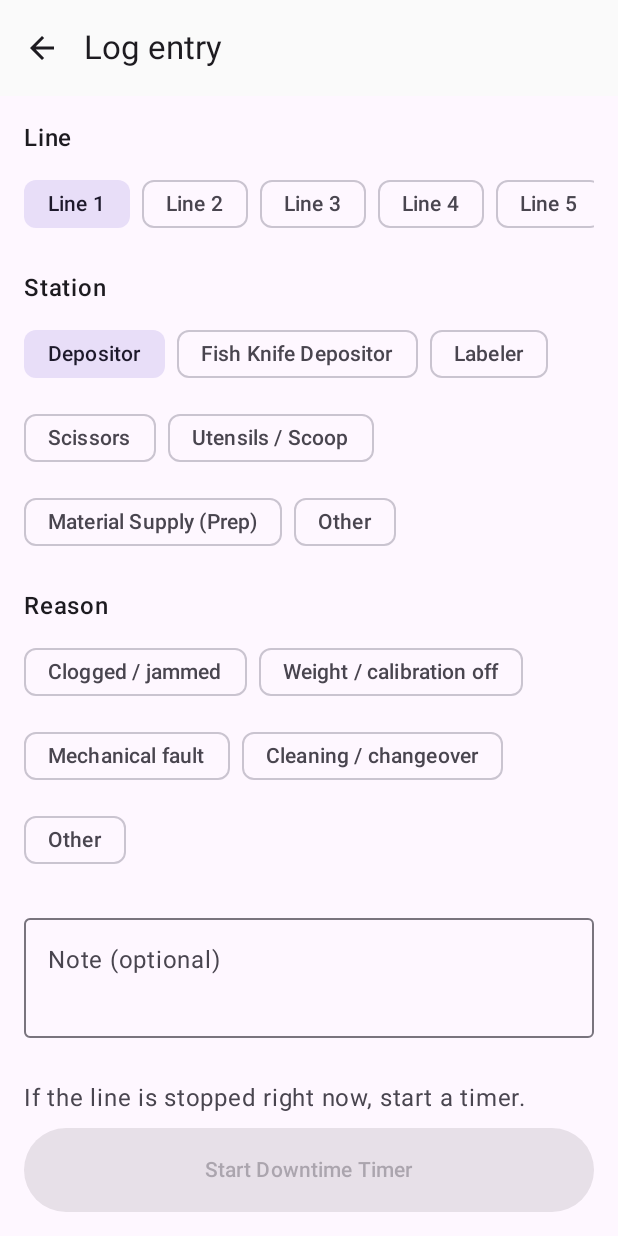
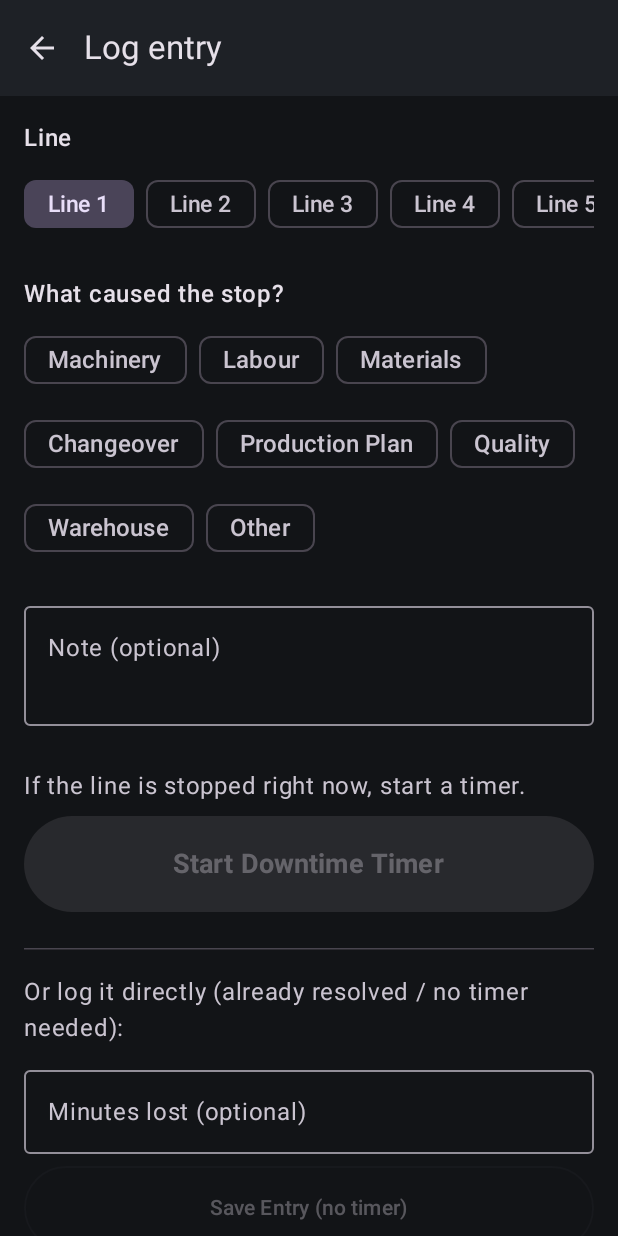
Before and after one commit to hubo1173/downtime-tracker-app, an Android app built with Jetpack Compose: the screen it shows after launch (MainActivity), after a tap on "+ Log Issue / Downtime", on a phone screen of 412 x 824 dp. Run offline under Robolectric (Android 15) with nearby library versions, the phone set to English and light mode, and no system bars; our stand-ins replace Room's generated code; 1 statement that could not run was skipped.

Commit message:
Redesign: Category/Equipment/Fault picker, dark theme, today's stats
Based on the team's UI-redesign notes (shop-floor design principles:
large touch targets, traffic-light status colors, dashboard-first,
minimal taps to log a stop):

- New quick-stop taxonomy: Line -> Category (Machinery, Labour,
  Materials, Changeover, Production Plan, Quality, Warehouse, Other)
  -> Equipment (Labeler/Depositor/Fish Knife Depositor/Scissors/
  Utensils, Machinery only) -> Fault. Folds in all the original
  equipment-specific faults (glue build-up, sponge wheel, transfer
  belt, roller, etc.) as leaf-level chips.
- Dark theme by default with traffic-light semantic colors
  (StatusColors.Running/Changeover/Stopped) for future line-status UI.
- Home screen now shows today's total downtime and the day's top
  issue by minutes lost, computed from local data (closed entries +
  live elapsed time of running timers) — no new backend needed.
- Google Sheet columns simplified to match: Category/Equipment/Fault
  replace the old Station/Part/Sub-issue/Reason split.

Deferred to a later phase (needs a real backend, not Google Sheets):
live multi-line status board, engineer call queue, roles, Pareto/
trend analytics dashboards, photo + root-cause capture, AI assistant.

Co-Authored-By: Claude Sonnet 5 <noreply@anthropic.com>
Claude-Session: https://claude.ai/code/session_01WpKvhFCGgGennYLn4kGpZh

```diff
--- a/app/src/main/java/com/foodpack/downtime/data/Constants.kt
+++ b/app/src/main/java/com/foodpack/downtime/data/Constants.kt
@@ -1,95 +1,129 @@
 package com.foodpack.downtime.data
 
 /**
- * Everything about "what happened on the line" lives here in one place.
- * Add a new line, station, part, or reason by editing these lists —
- * nothing else in the app needs to change.
+ * Everything about "what stopped the line" lives here in one place.
+ *
+ * Taxonomy: Line -> Category -> Equipment (Machinery only) -> Fault.
+ * A category other than Machinery skips straight from Category to Fault
+ * (no equipment step) — see [equipmentFor] and [faultsFor].
+ *
+ * Add a new line, category, piece of equipment, or fault by editing the
+ * lists below — nothing else in the app needs to change.
  */
 object Constants {
 
     // Production lines
     val LINES = (1..6).map { "Line $it" }
 
-    // Stations / equipment on a line
-    val STATIONS = listOf(
-        "Depositor",
-        "Fish Knife Depositor",
-        "Labeler",
-        "Scissors",
-        "Utensils / Scoop",
-        "Material Supply (Prep)",
+    // Top-level categories — what kind of thing caused the stop.
+    val CATEGORIES = listOf(
+        "Machinery",
+        "Labour",
+        "Materials",
+        "Changeover",
+        "Production Plan",
+        "Quality",
+        "Warehouse",
         "Other"
     )
 
-    // Sub-parts, only shown when station == "Labeler"
-    val LABELER_PARTS = listOf(
-        "Roller",
-        "White Transfer Belt",
-        "Sponge Wheel (bottom label stick)",
-        "Blade (glue build-up)",
-        "Product Settings / Changeover",
-        "Other"
+    // Only Machinery breaks down further into specific equipment.
+    val EQUIPMENT_BY_CATEGORY: Map<String, List<String>> = mapOf(
+        "Machinery" to listOf(
+            "Labeler",
+            "Depositor",
+            "Fish Knife Depositor",
+            "Scissors",
+            "Utensils / Scoop",
+            "Other Machinery"
+        )
     )
 
-    // Sub-issues, only shown when station == "Material Supply (Prep)"
-    val MATERIAL_SUB_ISSUES = listOf(
-        "Prep delivered late",
-        "Prep didn't make enough",
-        "Wrong material issued",
-        "Material shortage / ran out",
-        "Other"
-    )
+    fun hasEquipmentStep(category: String): Boolean =
+        EQUIPMENT_BY_CATEGORY.containsKey(category)
 
-    // Quick-tap reason chips, keyed by station name. "Other" station falls back to GENERAL_REASONS.
-    val QUICK_REASONS: Map<String, List<String>> = mapOf(
-        "Depositor" to listOf(
-            "Clogged / jammed",
-            "Weight / calibration off",
-            "Mechanical fault",
-            "Cleaning / changeover"
-        ),
-        "Fish Knife Depositor" to listOf(
-            "Clogged / jammed",
-            "Blade issue",
-            "Weight / calibration off",
-            "Mechanical fault",
-            "Cleaning / changeover"
-        ),
-        "Labeler" to listOf(
+    fun equipmentFor(category: String): List<String> =
+        EQUIPMENT_BY_CATEGORY[category] ?: emptyList()
+
+    // Fault chips, keyed by "Category" for categories with no equipment step,
+    // or "Category|Equipment" for Machinery.
+    private val FAULTS: Map<String, List<String>> = mapOf(
+        "Machinery|Labeler" to listOf(
             "Glue build-up on blade",
+            "Blade not aligned",
             "Label misfeed / jam",
             "Roller issue",
             "Transfer belt slipping / torn",
             "Sponge wheel not sticking label",
-            "Changeover / settings issue",
-            "Sensor / eye misread"
+            "Sensor / eye misread",
+            "Settings / changeover issue"
         ),
-        "Scissors" to listOf(
+        "Machinery|Depositor" to listOf(
+            "Clogged / jammed",
+            "Weight / calibration off",
+            "Mechanical fault"
+        ),
+        "Machinery|Fish Knife Depositor" to listOf(
+            "Clogged / jammed",
+            "Blade issue",
+            "Weight / calibration off",
+            "Mechanical fault"
+        ),
+        "Machinery|Scissors" to listOf(
             "Blade dull",
             "Jammed",
             "Mechanical fault"
         ),
-        "Utensils / Scoop" to listOf(
+        "Machinery|Utensils / Scoop" to listOf(
             "Broken / worn",
             "Missing / not enough",
             "Wrong size for product"
         ),
-        "Material Supply (Prep)" to listOf(
+        "Machinery|Other Machinery" to listOf(
+            "Breakdown",
+            "Cleaning required"
+        ),
+        "Labour" to listOf(
+            "Staffing shortage",
+            "Absence",
+            "Training",
+            "Break / rotation delay"
+        ),
+        "Materials" to listOf(
             "Prep delivered late",
             "Prep didn't make enough",
             "Wrong material issued",
             "Ran out mid-shift"
+        ),
+        "Changeover" to listOf(
+            "Product settings changeover",
+            "Cleaning changeover",
+            "Line setup / readiness"
+        ),
+        "Production Plan" to listOf(
+            "Plan change",
+            "Order change",
+            "Sequence change"
+        ),
+        "Quality" to listOf(
+            "Quality hold",
+            "Rework",
+            "Inspection"
+        ),
+        "Warehouse" to listOf(
+            "Waiting on warehouse",
+            "Storage / logistics issue"
+        ),
+        "Other" to listOf(
+            "Power / electrical"
         )
     )
 
-    val GENERAL_REASONS = listOf(
-        "Power / electrical",
-        "Cleaning / changeover",
-        "Staffing",
-        "Quality hold",
-        "Other"
-    )
+    /** Faults for a category with no equipment step (e.g. "Materials"). */
+    fun faultsFor(category: String): List<String> =
+        (FAULTS[category] ?: emptyList()) + "Other"
 
-    fun quickReasonsFor(station: String): List<String> =
-        QUICK_REASONS[station] ?: GENERAL_REASONS
+    /** Faults for a category+equipment pair (Machinery only). */
+    fun faultsFor(category: String, equipment: String): List<String> =
+        (FAULTS["$category|$equipment"] ?: emptyList()) + "Other"
 }
--- a/app/src/main/java/com/foodpack/downtime/ui/screens/HomeScreen.kt
+++ b/app/src/main/java/com/foodpack/downtime/ui/screens/HomeScreen.kt
@@ -17,6 +17,7 @@ import com.foodpack.downtime.data.DowntimeEntry
 import com.foodpack.downtime.data.DowntimeRepository
 import kotlinx.coroutines.delay
 import kotlinx.coroutines.launch
+import java.util.Calendar
 import java.util.concurrent.TimeUnit
 
 @OptIn(ExperimentalMaterial3Api::class)
@@ -29,7 +30,18 @@ fun HomeScreen(
 ) {
     val scope = rememberCoroutineScope()
     val openTimers by repository.observeOpenTimers().collectAsState(initial = emptyList())
+    val allEntries by repository.observeAll().collectAsState(initial = emptyList())
     val unsyncedCount by repository.observeUnsyncedCount().collectAsState(initial = 0)
+
+    // Recompute today's totals every 30s so a running stop keeps nudging the total up.
+    var tick by remember { mutableStateOf(0) }
+    LaunchedEffect(Unit) {
+        while (true) {
+            delay(30_000)
+            tick++
+        }
+    }
+    val todayStats = remember(allEntries, openTimers, tick) { computeTodayStats(allEntries, openTimers) }
 
     Scaffold(
         topBar = {
@@ -62,6 +74,9 @@ fun HomeScreen(
                 Text("+ Log Issue / Downtime", fontSize = 22.sp, fontWeight = FontWeight.Bold)
             }
 
+            Spacer(modifier = Modifier.height(16.dp))
+
+            TodayStatsCard(stats = todayStats)
             Spacer(modifier = Modifier.height(16.dp))
 
             if (unsyncedCount > 0) {
@@ -134,3 +149,67 @@ private fun OpenTimerCard(entry: DowntimeEntry, onStop: () -> Unit) {
         }
     }
 }
+
+private data class TodayStats(
+    val totalMinutes: Int,
+    val topReason: String?,
+    val topReasonMinutes: Int
+)
+
+/**
+ * Sums today's downtime (closed entries by their recorded duration, open
+ * timers by their live elapsed time) and finds which fault cost the most
+ * minutes today.
+ */
+private fun computeTodayStats(all: List<DowntimeEntry>, open: List<DowntimeEntry>): TodayStats {
+    val cal = Calendar.getInstance()
+    cal.set(Calendar.HOUR_OF_DAY, 0); cal.set(Calendar.MINUTE, 0)
+    cal.set(Calendar.SECOND, 0); cal.set(Calendar.MILLISECOND, 0)
+    val startOfDay = cal.timeInMillis
+    val now = System.currentTimeMillis()
+
+    val openIds = open.map { it.id }.toSet()
+    val minutesByReason = mutableMapOf<String, Int>()
+    var total = 0
+
+    for (entry in all) {
+        if (entry.createdAt < startOfDay) continue
+        if (entry.id in openIds) continue // counted below from live open list
+        val minutes = entry.durationMinutes ?: 0
+        total += minutes
+        minutesByReason[entry.reason] = (minutesByReason[entry.reason] ?: 0) + minutes
+    }
+    for (entry in open) {
+        if (entry.createdAt < startOfDay) continue
+        val minutes = ((now - (entry.startTime ?: entry.createdAt)) / 60_000L).toInt().coerceAtLeast(0)
+        total += minutes
+        minutesByReason[entry.reason] = (minutesByReason[entry.reason] ?: 0) + minutes
+    }
+
+    val top = minutesByReason.maxByOrNull { it.value }
+    return TodayStats(total, top?.key, top?.value ?: 0)
+}
+
+@Composable
+private fun TodayStatsCard(stats: TodayStats) {
+    Card(modifier = Modifier.fillMaxWidth()) {
+        Column(modifier = Modifier.padding(16.dp)) {
+            Text("Today's Downtime", color = MaterialTheme.colorScheme.onSurfaceVariant)
+            Text(
+                "${stats.totalMinutes} min",
+                fontSize = 28.sp,
+                fontWeight = FontWeight.Bold
+            )
+            if (stats.topReason != null && stats.topReasonMinutes > 0) {
+                Spacer(modifier = Modifier.height(8.dp))
+                HorizontalDivider()
+                Spacer(modifier = Modifier.height(8.dp))
+                Text("Top Issue Today", color = MaterialTheme.colorScheme.onSurfaceVariant, fontSize = 13.sp)
+                Text(
+                    "${stats.topReason} — ${stats.topReasonMinutes} min",
+                    fontWeight = FontWeight.SemiBold
+                )
+            }
+        }
+    }
+}
--- a/app/src/main/java/com/foodpack/downtime/ui/screens/LogEntryScreen.kt
+++ b/app/src/main/java/com/foodpack/downtime/ui/screens/LogEntryScreen.kt
@@ -12,12 +12,19 @@ import androidx.compose.runtime.*
 import androidx.compose.ui.Modifier
 import androidx.compose.ui.text.font.FontWeight
 import androidx.compose.ui.unit.dp
+import androidx.compose.ui.unit.sp
 import com.foodpack.downtime.data.Constants
 import com.foodpack.downtime.data.DowntimeEntry
 import com.foodpack.downtime.data.DowntimeRepository
 import kotlinx.coroutines.flow.first
 import kotlinx.coroutines.launch
 
+/**
+ * Line -> Category -> Equipment (Machinery only) -> Fault.
+ * Each step only appears once the previous one is answered, so the
+ * operator never sees more than one decision at a time and the whole
+ * flow fits comfortably in a few taps.
+ */
 @OptIn(ExperimentalMaterial3Api::class, ExperimentalLayoutApi::class)
 @Composable
 fun LogEntryScreen(
@@ -27,39 +34,49 @@ fun LogEntryScreen(
     val scope = rememberCoroutineScope()
 
     var line by remember { mutableStateOf(Constants.LINES.first()) }
-    var station by remember { mutableStateOf(Constants.STATIONS.first()) }
-    var part by remember { mutableStateOf<String?>(null) }
-    var subIssue by remember { mutableStateOf<String?>(null) }
-    var reason by remember { mutableStateOf<String?>(null) }
-    var customReason by remember { mutableStateOf("") }
+    var category by remember { mutableStateOf<String?>(null) }
+    var equipment by remember { mutableStateOf<String?>(null) }
+    var fault by remember { mutableStateOf<String?>(null) }
+    var customFault by remember { mutableStateOf("") }
     var note by remember { mutableStateOf("") }
     var manualMinutes by remember { mutableStateOf("") }
     var saving by remember { mutableStateOf(false) }
 
-    // Reset dependent fields when station changes
-    LaunchedEffect(station) {
-        part = null
-        subIssue = null
-        reason = null
+    val needsEquipment = category?.let { Constants.hasEquipmentStep(it) } == true
+
+    // Resetting a step clears everything that depends on it.
+    fun onCategoryChange(newCategory: String) {
+        category = newCategory
+        equipment = null
+        fault = null
+        customFault = ""
+    }
+    fun onEquipmentChange(newEquipment: String) {
+        equipment = newEquipment
+        fault = null
+        customFault = ""
     }
 
-    val quickReasons = Constants.quickReasonsFor(station)
-    val isLabeler = station == "Labeler"
-    val isMaterial = station == "Material Supply (Prep)"
+    val faultOptions: List<String> = when {
+        category == null -> emptyList()
+        needsEquipment && equipment != null -> Constants.faultsFor(category!!, equipment!!)
+        !needsEquipment -> Constants.faultsFor(category!!)
+        else -> emptyList()
+    }
 
-    fun effectiveReason(): String? =
-        if (reason == "Other") customReason.ifBlank { null } else reason
+    fun effectiveFault(): String? =
+        if (fault == "Other") customFault.ifBlank { null } else fault
 
     fun buildEntry(now: Long): DowntimeEntry? {
-        val r = effectiveReason() ?: return null
+        val f = effectiveFault() ?: return null
+        val cat = category ?: return null
         return DowntimeEntry(
             createdAt = now,
-            operatorName = "", // filled in just before saving, from settings
+            operatorName = "", // filled just before saving, from settings
             line = line,
-            station = station,
-            part = if (isLabeler) part else null,
-            subIssue = if (isMaterial) subIssue else null,
-            reason = r,
+            station = cat,
+            part = if (needsEquipment) equipment else null,
+            reason = f,
             note = note
         )
     }
@@ -85,34 +102,46 @@ fun LogEntryScreen(
             SectionLabel("Line")
             ChipRow(options = Constants.LINES, selected = line, onSelect = { line = it })
 
-            Spacer(modifier = Modifier.height(20.dp))
-            SectionLabel("Station")
-            FlowRowChips(options = Constants.STATIONS, selected = station, onSelect = { station = it })
+            Spacer(modifier = Modifier.height(24.dp))
+            SectionLabel("What caused the stop?")
+            FlowRowChips(
+                options = Constants.CATEGORIES,
+                selected = category,
+                onSelect = { onCategoryChange(it) },
+                big = true
+            )
 
-            if (isLabeler) {
-                Spacer(modifier = Modifier.height(20.dp))
-                SectionLabel("Labeler part")
-                FlowRowChips(options = Constants.LABELER_PARTS, selected = part, onSelect = { part = it })
+            if (needsEquipment) {
+                Spacer(modifier = Modifier.height(24.dp))
+                SectionLabel("Equipment")
+                FlowRowChips(
+                    options = Constants.equipmentFor(category!!),
+                    selected = equipment,
+                    onSelect = { onEquipmentChange(it) },
+                    big = true
+                )
             }
 
-            if (isMaterial) {
-                Spacer(modifier = Modifier.height(20.dp))
-                SectionLabel("What happened")
-                FlowRowChips(options = Constants.MATERIAL_SUB_ISSUES, selected = subIssue, onSelect = { subIssue = it })
-            }
+            val showFaults = category != null && (!needsEquipment || equipment != null)
+            if (showFaults) {
+                Spacer(modifier = Modifier.height(24.dp))
+                SectionLabel("Specifically")
+                FlowRowChips(
+                    options = faultOptions,
+                    selected = fault,
+                    onSelect = { fault = it },
+                    big = true
+                )
 
-            Spacer(modifier = Modifier.height(20.dp))
-            SectionLabel("Reason")
-            FlowRowChips(options = quickReasons + "Other", selected = reason, onSelect = { reason = it })
-
-            if (reason == "Other") {
-                Spacer(modifier = Modifier.height(8.dp))
-                OutlinedTextField(
-                    value = customReason,
-                    onValueChange = { customReason = it },
-                    label = { Text("Describe the reason") },
-                    modifier = Modifier.fillMaxWidth()
-                )
+                if (fault == "Other") {
+                    Spacer(modifier = Modifier.height(8.dp))
+                    OutlinedTextField(
+                        value = customFault,
+                        onValueChange = { customFault = it },
+                        label = { Text("Describe it") },
+                        modifier = Modifier.fillMaxWidth()
+                    )
+                }
             }
 
             Spacer(modifier = Modifier.height(20.dp))
@@ -140,10 +169,10 @@ fun LogEntryScreen(
                         onDone()
                     }
                 },
-                enabled = effectiveReason() != null && !saving,
-                modifier = Modifier.fillMaxWidth().height(56.dp)
+                enabled = effectiveFault() != null && !saving,
+                modifier = Modifier.fillMaxWidth().height(64.dp)
             ) {
-                Text("Start Downtime Timer")
+                Text("Start Downtime Timer", fontSize = 18.sp, fontWeight = FontWeight.Bold)
             }
 
             Spacer(modifier = Modifier.height(24.dp))
@@ -176,7 +205,7 @@ fun LogEntryScreen(
                         onDone()
                     }
                 },
-                enabled = effectiveReason() != null && !saving,
+                enabled = effectiveFault() != null && !saving,
                 modifier = Modifier.fillMaxWidth().height(56.dp)
             ) {
                 Text("Save Entry (no timer)")
@@ -189,7 +218,7 @@ fun LogEntryScreen(
 
 @Composable
 private fun SectionLabel(text: String) {
-    Text(text, fontWeight = FontWeight.SemiBold, modifier = Modifier.padding(bottom = 8.dp))
+    Text(text, fontWeight = FontWeight.SemiBold, fontSize = 16.sp, modifier = Modifier.padding(bottom = 8.dp))
 }
 
 @Composable
@@ -199,7 +228,7 @@ private fun ChipRow(options: List<String>, selected: String?, onSelect: (String)
             FilterChip(
                 selected = option == selected,
                 onClick = { onSelect(option) },
-                label = { Text(option) }
+                label = { Text(option, fontSize = 15.sp) }
             )
         }
     }
@@ -207,13 +236,24 @@ private fun ChipRow(options: List<String>, selected: String?, onSelect: (String)
 
 @OptIn(ExperimentalLayoutApi::class)
 @Composable
-private fun FlowRowChips(options: List<String>, selected: String?, onSelect: (String) -> Unit) {
+private fun FlowRowChips(
+    options: List<String>,
+    selected: String?,
+    onSelect: (String) -> Unit,
+    big: Boolean = false
+) {
     FlowRow(horizontalArrangement = Arrangement.spacedBy(8.dp), verticalArrangement = Arrangement.spacedBy(8.dp)) {
         options.forEach { option ->
             FilterChip(
                 selected = option == selected,
                 onClick = { onSelect(option) },
-                label = { Text(option) }
+                label = {
+                    Text(
+                        option,
+                        fontSize = if (big) 16.sp else 14.sp,
+                        modifier = if (big) Modifier.padding(vertical = 6.dp) else Modifier
+                    )
+                }
             )
         }
     }
--- a/app/src/main/java/com/foodpack/downtime/ui/theme/Theme.kt
+++ b/app/src/main/java/com/foodpack/downtime/ui/theme/Theme.kt
@@ -1,28 +1,44 @@
 package com.foodpack.downtime.ui.theme
 
-import androidx.compose.foundation.isSystemInDarkTheme
 import androidx.compose.material3.MaterialTheme
 import androidx.compose.material3.darkColorScheme
-import androidx.compose.material3.lightColorScheme
 import androidx.compose.runtime.Composable
+import androidx.compose.runtime.staticCompositionLocalOf
 import androidx.compose.ui.graphics.Color
 
-private val PrimaryBlue = Color(0xFF1E3A5F)
+/**
+ * Shop-floor colors: dark background (screens are readable under bright
+ * plant lighting and don't glare), traffic-light status colors, and a
+ * single accent used for primary actions.
+ */
 private val AccentOrange = Color(0xFFE8622C)
+private val SurfaceDark = Color(0xFF121417)
+private val SurfaceCardDark = Color(0xFF1E2126)
 
-private val LightColors = lightColorScheme(
-    primary = PrimaryBlue,
-    secondary = AccentOrange,
-    surface = Color(0xFFFAFAFA)
+object StatusColors {
+    val Running = Color(0xFF2E7D32)   // green
+    val Changeover = Color(0xFFF5A623) // amber
+    val Stopped = Color(0xFFD64541)    // red
+}
+
+val LocalStatusColors = staticCompositionLocalOf { StatusColors }
+
+private val DarkColors = darkColorScheme(
+    primary = AccentOrange,
+    secondary = StatusColors.Running,
+    tertiary = StatusColors.Changeover,
+    error = StatusColors.Stopped,
+    background = SurfaceDark,
+    surface = SurfaceCardDark,
+    surfaceVariant = Color(0xFF2A2E35)
 )
 
-private val DarkColors = darkColorScheme(
-    primary = Color(0xFF7FA6D6),
-    secondary = AccentOrange
-)
-
+/**
+ * Dark mode is the default for this app regardless of the phone's system
+ * setting — the shop floor is bright and a dark UI reads better there,
+ * and it keeps the traffic-light status colors consistent for everyone.
+ */
 @Composable
 fun DowntimeTrackerTheme(content: @Composable () -> Unit) {
-    val colors = if (isSystemInDarkTheme()) DarkColors else LightColors
-    MaterialTheme(colorScheme = colors, content = content)
+    MaterialTheme(colorScheme = DarkColors, content = content)
 }
```
Also changed, not shown: 1 other file.
